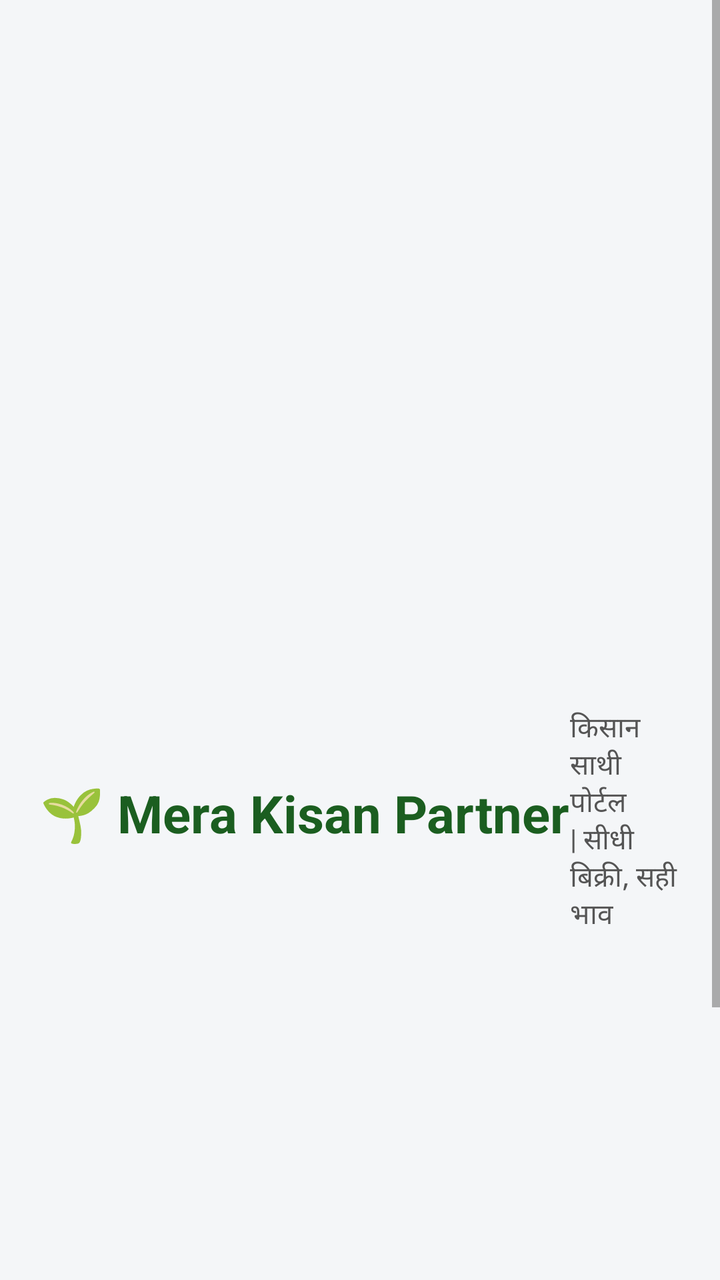
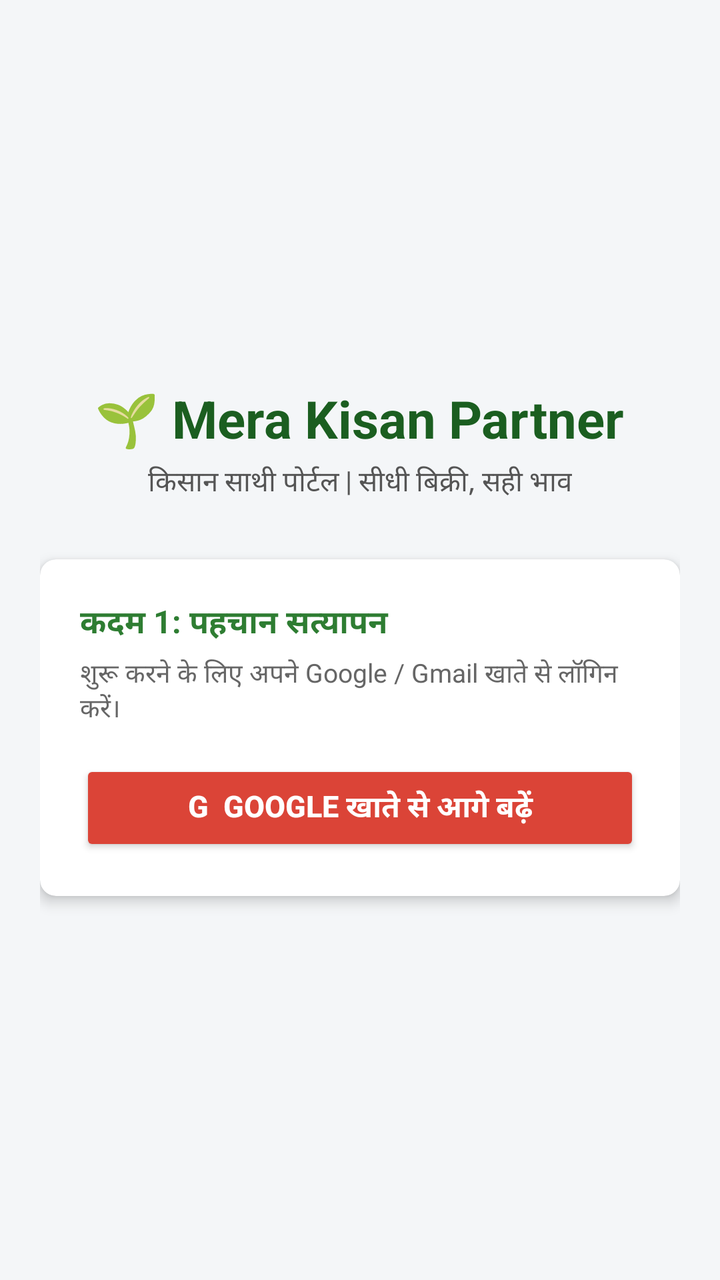

An Android layout rendered at two revisions. The XML below is the earlier revision; the diff shows what the commit changed to produce the second picture.
<!-- AndroidManifest.xml: application theme Theme.AppCompat.Light.NoActionBar -->
<!-- res/layout/activity_login.xml -->
<?xml version="1.0" encoding="utf-8"?>
<ScrollView xmlns:android="http://schemas.android.com/apk/res/android"
    android:layout_width="match_parent"
    android:layout_height="match_parent"
    android:background="#F4F6F8"
    android:fillViewport="true">

    <LinearLayout
        android:layout_width="match_parent"
        android:layout_height="wrap_content"
        android:gravity="center"
        android:orientation="VERTICAL"
        android:padding="20dp">

        <TextView
            android:layout_width="wrap_content"
            android:layout_height="wrap_content"
            android:text="🌱 Mera Kisan Partner"
            android:textColor="#1B5E20"
            android:textSize="26sp"
            android:textStyle="bold" />

        <TextView
            android:layout_width="wrap_content"
            android:layout_height="wrap_content"
            android:layout_marginTop="4dp"
            android:text="किसान साथी पोर्टल | सीधी बिक्री, सही भाव"
            android:textColor="#555555"
            android:textSize="14sp" />

        
        <androidx.cardview.widget.CardView
            android:id="@+id/cardGoogleLogin"
            android:layout_width="match_parent"
            android:layout_height="wrap_content"
            android:layout_marginTop="28dp"
            android:elevation="4dp">

            <LinearLayout
                android:layout_width="match_parent"
                android:layout_height="wrap_content"
                android:orientation="VERTICAL"
                android:padding="20dp">

                <TextView
                    android:layout_width="wrap_content"
                    android:layout_height="wrap_content"
                    android:text="कदम 1: पहचान सत्यापन"
                    android:textColor="#2E7D32"
                    android:textSize="16sp"
                    android:textStyle="bold" />

                <TextView
                    android:layout_width="wrap_content"
                    android:layout_height="wrap_content"
                    android:layout_marginTop="4dp"
                    android:text="शुरू करने के लिए अपने Google / Gmail खाते से लॉगिन करें।"
                    android:textColor="#666666"
                    android:textSize="13sp" />

                <Button
                    android:id="@+id/btnGoogleSignIn"
                    android:layout_width="match_parent"
                    android:layout_height="wrap_content"
                    android:layout_marginTop="16dp"
                    android:backgroundTint="#DB4437"
                    android:text="G  Google खाते से आगे बढ़ें"
                    android:textColor="#FFFFFF"
                    android:textSize="15sp"
                    android:textStyle="bold" />
            </LinearLayout>
        </androidx.cardview.widget.CardView>

        
        <androidx.cardview.widget.CardView
            android:id="@+id/cardRegisterDetails"
            android:layout_width="match_parent"
            android:layout_height="wrap_content"
            android:layout_marginTop="20dp"
            android:elevation="4dp"
            android:visibility="gone">

            <LinearLayout
                android:layout_width="match_parent"
                android:layout_height="wrap_content"
                android:orientation="VERTICAL"
                android:padding="20dp">

                <TextView
                    android:layout_width="wrap_content"
                    android:layout_height="wrap_content"
                    android:text="कदम 2: खेत का स्थान व सुरक्षा विवरण"
                    android:textColor="#1B5E20"
                    android:textSize="16sp"
                    android:textStyle="bold" />

                <TextView
                    android:id="@+id/txtGoogleAccountName"
                    android:layout_width="wrap_content"
                    android:layout_height="wrap_content"
                    android:layout_marginTop="4dp"
                    android:text="Google खाता: farmer@gmail.com"
                    android:textColor="#0D47A1"
                    android:textSize="13sp" />

                
                <TextView
                    android:layout_width="wrap_content"
                    android:layout_height="wrap_content"
                    android:layout_marginTop="16dp"
                    android:text="गाँव का नाम (सटीक GPS लोकेशन से)"
                    android:textColor="#333333"
                    android:textSize="14sp"
                    android:textStyle="bold" />

                <LinearLayout
                    android:layout_width="match_parent"
                    android:layout_height="wrap_content"
                    android:gravity="center_vertical"
                    android:orientation="HORIZONTAL">

                    <EditText
                        android:id="@+id/edtVillage"
                        android:layout_width="0dp"
                        android:layout_height="wrap_content"
                        android:layout_weight="1"
                        android:hint="गाँव खोजा जा रहा है..."
                        android:inputType="textPostalAddress" />

                    <Button
                        android:id="@+id/btnDetectVillage"
                        android:layout_width="wrap_content"
                        android:layout_height="wrap_content"
                        android:layout_marginStart="8dp"
                        android:backgroundTint="#388E3C"
                        android:text="📍 ऑटो GPS"
                        android:textColor="#FFFFFF"
                        android:textSize="12sp" />
                </LinearLayout>

                <TextView
                    android:id="@+id/txtLocationStatus"
                    android:layout_width="wrap_content"
                    android:layout_height="wrap_content"
                    android:text="GPS से सटीक गाँव पकड़ा जा रहा है..."
                    android:textColor="#2E7D32"
                    android:textSize="11sp" />

                
                <TextView
                    android:layout_width="wrap_content"
                    android:layout_height="wrap_content"
                    android:layout_marginTop="16dp"
                    android:text="WhatsApp मोबाइल नंबर"
                    android:textColor="#333333"
                    android:textSize="14sp"
                    android:textStyle="bold" />

                <TextView
                    android:layout_width="wrap_content"
                    android:layout_height="wrap_content"
                    android:text="*ग्राहक ऑर्डर इसी नंबर पर भेजेंगे और एडमिन सत्यापन कॉल इसी पर आएगा"
                    android:textColor="#D84315"
                    android:textSize="12sp" />

                <EditText
                    android:id="@+id/edtWhatsAppNumber"
                    android:layout_width="match_parent"
                    android:layout_height="wrap_content"
                    android:hint="10 अंकों का WhatsApp नंबर"
                    android:inputType="phone"
                    android:maxLength="10" />

                
                <TextView
                    android:layout_width="wrap_content"
                    android:layout_height="wrap_content"
                    android:layout_marginTop="16dp"
                    android:text="6-अंकों का गुप्त सुरक्षा पिन (PIN)"
                    android:textColor="#333333"
                    android:textSize="14sp"
                    android:textStyle="bold" />

                <EditText
                    android:id="@+id/edtPin"
                    android:layout_width="match_parent"
                    android:layout_height="wrap_content"
                    android:hint="उदा. 123456"
                    android:inputType="numberPassword"
                    android:maxLength="6" />

                <Button
                    android:id="@+id/btnSubmitRegister"
                    android:layout_width="match_parent"
                    android:layout_height="wrap_content"
                    android:layout_marginTop="20dp"
                    android:backgroundTint="#1B5E20"
                    android:text="खाता पंजीकृत करें व ऐप खोलें 👉"
                    android:textColor="#FFFFFF"
                    android:textSize="15sp"
                    android:textStyle="bold" />
            </LinearLayout>
        </androidx.cardview.widget.CardView>

        
        <androidx.cardview.widget.CardView
            android:id="@+id/cardPinLogin"
            android:layout_width="match_parent"
            android:layout_height="wrap_content"
            android:layout_marginTop="20dp"
            android:elevation="4dp"
            android:visibility="gone">

            <LinearLayout
                android:layout_width="match_parent"
                android:layout_height="wrap_content"
                android:orientation="VERTICAL"
                android:padding="20dp">

                <TextView
                    android:layout_width="wrap_content"
                    android:layout_height="wrap_content"
                    android:text="सुरक्षा पिन दर्ज करें"
                    android:textColor="#1B5E20"
                    android:textSize="16sp"
                    android:textStyle="bold" />

                <TextView
                    android:id="@+id/txtWelcomeBack"
                    android:layout_width="wrap_content"
                    android:layout_height="wrap_content"
                    android:layout_marginTop="4dp"
                    android:text="नमस्ते किसान साथी, अपना 6-अंकों का पिन डालें:"
                    android:textColor="#555555"
                    android:textSize="13sp" />

                <EditText
                    android:id="@+id/edtLoginPin"
                    android:layout_width="match_parent"
                    android:layout_height="wrap_content"
                    android:layout_marginTop="12dp"
                    android:hint="6-अंकों का PIN"
                    android:inputType="numberPassword"
                    android:maxLength="6" />

                <Button
                    android:id="@+id/btnLoginWithPin"
                    android:layout_width="match_parent"
                    android:layout_height="wrap_content"
                    android:layout_marginTop="16dp"
                    android:backgroundTint="#2E7D32"
                    android:text="लॉगिन करें 🔓"
                    android:textColor="#FFFFFF"
                    android:textSize="15sp"
                    android:textStyle="bold" />
            </LinearLayout>
        </androidx.cardview.widget.CardView>

        <ProgressBar
            android:id="@+id/loginProgressBar"
            android:layout_width="wrap_content"
            android:layout_height="wrap_content"
            android:layout_marginTop="16dp"
            android:visibility="gone" />

    </LinearLayout>
</ScrollView>
<!-- resources referenced by this layout -->
<resources>

</resources>

<!-- the commit's change to res/layout/activity_login.xml (unified diff, before → after) -->
@@ -1,5 +1,6 @@
 <?xml version="1.0" encoding="utf-8"?>
 <ScrollView xmlns:android="http://schemas.android.com/apk/res/android"
+    xmlns:app="http://schemas.android.com/apk/res-auto"
     android:layout_width="match_parent"
     android:layout_height="match_parent"
     android:background="#F4F6F8"
@@ -9,7 +10,7 @@
         android:layout_width="match_parent"
         android:layout_height="wrap_content"
         android:gravity="center"
-        android:orientation="VERTICAL"
+        android:orientation="vertical"
         android:padding="20dp">
 
         <TextView
@@ -34,12 +35,13 @@
             android:layout_width="match_parent"
             android:layout_height="wrap_content"
             android:layout_marginTop="28dp"
-            android:elevation="4dp">
+            app:cardCornerRadius="8dp"
+            app:cardElevation="4dp">
 
             <LinearLayout
                 android:layout_width="match_parent"
                 android:layout_height="wrap_content"
-                android:orientation="VERTICAL"
+                android:orientation="vertical"
                 android:padding="20dp">
 
                 <TextView
@@ -77,13 +79,14 @@
             android:layout_width="match_parent"
             android:layout_height="wrap_content"
             android:layout_marginTop="20dp"
-            android:elevation="4dp"
+            app:cardCornerRadius="8dp"
+            app:cardElevation="4dp"
             android:visibility="gone">
 
             <LinearLayout
                 android:layout_width="match_parent"
                 android:layout_height="wrap_content"
-                android:orientation="VERTICAL"
+                android:orientation="vertical"
                 android:padding="20dp">
 
                 <TextView
@@ -117,7 +120,7 @@
                     android:layout_width="match_parent"
                     android:layout_height="wrap_content"
                     android:gravity="center_vertical"
-                    android:orientation="HORIZONTAL">
+                    android:orientation="horizontal">
 
                     <EditText
                         android:id="@+id/edtVillage"
@@ -208,13 +211,14 @@
             android:layout_width="match_parent"
             android:layout_height="wrap_content"
             android:layout_marginTop="20dp"
-            android:elevation="4dp"
+            app:cardCornerRadius="8dp"
+            app:cardElevation="4dp"
             android:visibility="gone">
 
             <LinearLayout
                 android:layout_width="match_parent"
                 android:layout_height="wrap_content"
-                android:orientation="VERTICAL"
+                android:orientation="vertical"
                 android:padding="20dp">
 
                 <TextView
